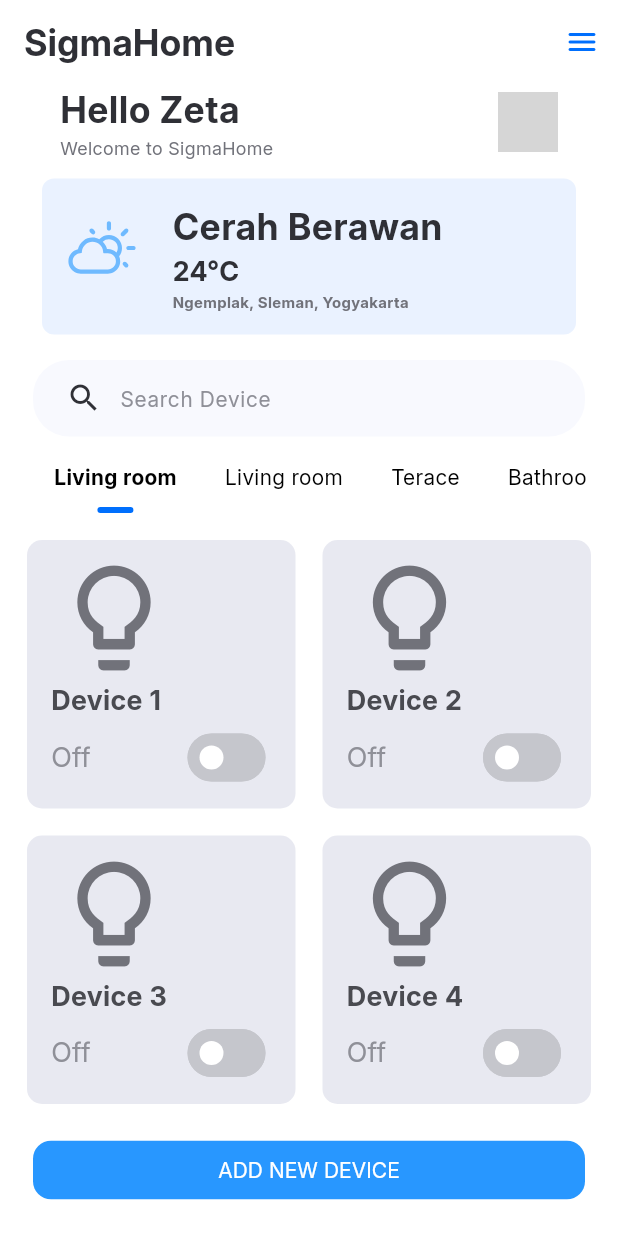
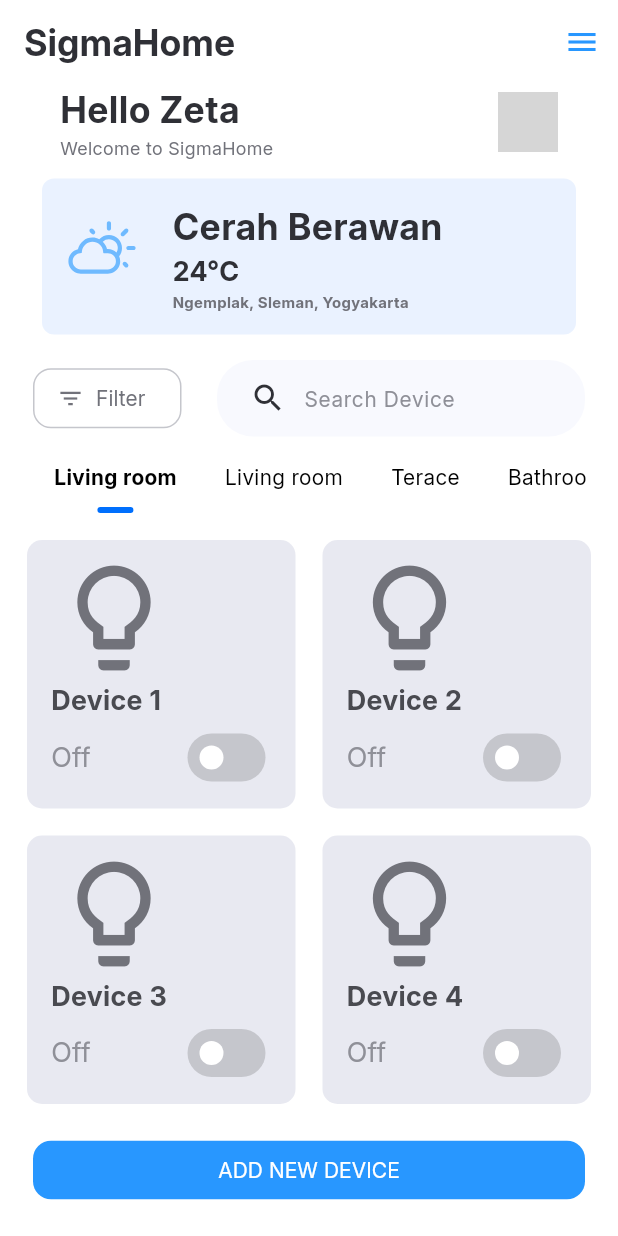
Before and after one commit to Ariyalex/SigmaHome, a Flutter app: the screen it shows after launch, on a phone screen of 412 x 824 dp. Run offline on Flutter 3.47's test engine with Material 3 defaults, Android fonts, the phone set to English and light mode, and no system bars; our stand-ins replace firebase_core, firebase_database, font_awesome_flutter, get, modal_bottom_sheet, weather_icons; accounts and stored records are empty; generated files the repository leaves out were written again; grey boxes are pictures that could not be loaded.

Commit message:
menambahkan drawer untuk edit profile dan bottom modal untuk filter

```diff
--- a/lib/src/screens/home_screen.dart
+++ b/lib/src/screens/home_screen.dart
@@ -3,7 +3,9 @@ import 'package:get/get.dart';
 import 'package:sigma_home/src/providers/button_provider.dart';
 import 'package:sigma_home/src/theme/theme.dart';
 import 'package:sigma_home/src/widgets/device.dart';
+import 'package:sigma_home/src/widgets/edit_profile.dart';
 import 'package:sigma_home/src/widgets/fill_button.dart';
+import 'package:sigma_home/src/widgets/filter_button.dart';
 import 'package:sigma_home/src/widgets/room.dart';
 import 'package:sigma_home/src/widgets/search.dart';
 import 'package:weather_icons/weather_icons.dart';
@@ -33,19 +35,72 @@ class HomeScreen extends StatelessWidget {
     final mediaQueryHeight = MediaQuery.of(context).size.height;
 
     return Scaffold(
+      resizeToAvoidBottomInset: false,
       appBar: AppBar(
         scrolledUnderElevation: 0,
-        backgroundColor: Colors.transparent,
         title: const Text(
           'SigmaHome',
           style: AppTheme.h1,
         ),
         actions: [
-          IconButton(
-            onPressed: () {},
+          Builder(
+            builder: (context) => PopupMenuButton<String>(
               icon: const Icon(
-              Icons.menu_rounded,
-              color: AppTheme.primaryColor,
+                Icons.menu,
+                color: AppTheme.iconColor,
+              ), // Burger Icon
+              onSelected: (value) {
+                if (value == "device") {
+                  // Get.toNamed(RouteNamed.guideGeneral);
+                } else if (value == "profile") {
+                  // _logout(context);
+                } else if (value == "about") {
+                  // clearAllData(context);
+                } else if (value == "logout") {
+                  //masukkan di sini
+                }
+              },
+
+              position: PopupMenuPosition.under,
+              itemBuilder: (BuildContext context) => [
+                const PopupMenuItem<String>(
+                  value: "device",
+                  child: ListTile(
+                    leading: Icon(
+                      Icons.add,
+                      color: AppTheme.iconColor,
+                    ),
+                    title: Text("Add Device"),
+                  ),
+                ),
+                const PopupMenuItem<String>(
+                  value: "profile",
+                  child: EditProfile(),
+                ),
+                const PopupMenuItem<String>(
+                  value: "about",
+                  child: ListTile(
+                    leading: Icon(
+                      Icons.info_outline,
+                      color: AppTheme.iconColor,
+                    ),
+                    title: Text("About"),
+                  ),
+                ),
+                const PopupMenuItem<String>(
+                  value: "logout",
+                  child: ListTile(
+                    leading: Icon(
+                      Icons.logout,
+                      color: AppTheme.errorColor,
+                    ),
+                    title: Text(
+                      "Log out",
+                      style: TextStyle(color: AppTheme.errorColor),
+                    ),
+                  ),
+                ),
+              ],
             ),
           ),
         ],
@@ -133,11 +188,20 @@ class HomeScreen extends StatelessWidget {
             ),
             Padding(
               padding: const EdgeInsets.symmetric(vertical: 5, horizontal: 22),
+              child: Row(
+                mainAxisAlignment: MainAxisAlignment.spaceBetween,
+                children: [
+                  Flexible(flex: 3, child: FilterButton()),
+                  Flexible(
+                    flex: 6,
                     child: Search(
                       icon: Icon(Icons.search),
                       hint: "Search Device",
                       textController: searchC,
                       onPressed: () {},
+                    ),
+                  ),
+                ],
               ),
             ),
             Container(
--- a/lib/src/widgets/device.dart
+++ b/lib/src/widgets/device.dart
@@ -1,5 +1,6 @@
 import 'package:flutter/material.dart';
 import 'package:sigma_home/src/theme/theme.dart';
+import 'package:sigma_home/src/widgets/my_switch.dart';
 
 class Device extends StatefulWidget {
   final bool isOn;
@@ -59,17 +60,16 @@ class _DeviceState extends State<Device> {
                       style: AppTheme.bodyXL
                           .copyWith(color: AppTheme.secondaryColor),
                     ),
-                    Switch(
-                        value: _isOn,
-                        activeTrackColor: AppTheme.secondaryColor,
-                        activeColor: Colors.white,
-                        inactiveTrackColor: const Color(0xffC5C6CC),
-                        inactiveThumbColor: Colors.white,
-                        trackOutlineColor:
-                            WidgetStateProperty.all(AppTheme.secondaryColor),
-                        onChanged: (value) => setState(() {
-                              _isOn = value;
-                            }))
+                    Myswitch(
+                      isOn: _isOn,
+                      onChanged: (value) {
+                        setState(
+                          () {
+                            _isOn = value;
+                          },
+                        );
+                      },
+                    )
                   ],
                 )
               ],
@@ -105,19 +105,15 @@ class _DeviceState extends State<Device> {
                       style: AppTheme.bodyXL
                           .copyWith(color: AppTheme.defaultTextColor),
                     ),
-                    Switch(
-                      value: _isOn,
-                      inactiveTrackColor: const Color(0xffC5C6CC),
-                      inactiveThumbColor: Colors.white,
-                      activeTrackColor: AppTheme.secondaryColor,
-                      activeColor: Colors.white,
-                      trackOutlineColor:
-                          WidgetStateProperty.all(const Color(0xffC5C6CC)),
-                      onChanged: (value) => setState(
-                        () {
-                          _isOn = value;
-                        },
-                      ),
+                    Myswitch(
+                      isOn: _isOn,
+                      onChanged: (value) {
+                        setState(
+                          () {
+                            _isOn = value;
+                          },
+                        );
+                      },
                     )
                   ],
                 )
--- /dev/null
+++ b/lib/src/widgets/filter_button.dart
@@ -0,0 +1,38 @@
+import 'package:flutter/material.dart';
+import 'package:sigma_home/src/theme/theme.dart';
+import 'package:sigma_home/src/widgets/filter_modal.dart';
+import 'package:modal_bottom_sheet/modal_bottom_sheet.dart';
+
+class FilterButton extends StatelessWidget {
+  const FilterButton({super.key});
+
+  @override
+  Widget build(BuildContext context) {
+    return OutlinedButton.icon(
+      onPressed: () => showMaterialModalBottomSheet(
+        context: context,
+        builder: (context) => FilterModal(),
+      ),
+      label: Text("Filter"),
+      icon: Icon(
+        Icons.filter_list,
+      ),
+      style: ButtonStyle(
+        overlayColor:
+            WidgetStatePropertyAll(Colors.grey.withValues(alpha: 0.2)),
+        foregroundColor: WidgetStatePropertyAll(AppTheme.onDefaultColor),
+        side: WidgetStateProperty.all(
+          const BorderSide(
+            color: Color(0xffC5C6CC),
+            width: 1,
+          ),
+        ),
+        shape: WidgetStateProperty.all(
+          RoundedRectangleBorder(
+            borderRadius: BorderRadius.circular(12),
+          ),
+        ),
+      ),
+    );
+  }
+}
--- /dev/null
+++ b/lib/src/widgets/my_switch.dart
@@ -0,0 +1,47 @@
+import 'package:flutter/material.dart';
+import 'package:sigma_home/src/theme/theme.dart';
+
+class Myswitch extends StatefulWidget {
+  final bool isOn;
+  final ValueChanged<bool> onChanged;
+  const Myswitch({super.key, required this.isOn, required this.onChanged});
+
+  @override
+  State<Myswitch> createState() => _MyswitchState();
+}
+
+class _MyswitchState extends State<Myswitch> {
+  late bool isOn;
+
+  @override
+  void initState() {
+    super.initState();
+    isOn = widget.isOn;
+  }
+
+  @override
+  void didUpdateWidget(Myswitch oldWidget) {
+    super.didUpdateWidget(oldWidget);
+    if (oldWidget.isOn != widget.isOn) {
+      isOn = widget.isOn;
+    }
+  }
+
+  @override
+  Widget build(BuildContext context) {
+    return Switch(
+      value: isOn,
+      activeTrackColor: AppTheme.secondaryColor,
+      activeColor: Colors.white,
+      inactiveTrackColor: const Color(0xffC5C6CC),
+      inactiveThumbColor: Colors.white,
+      trackOutlineColor: WidgetStateProperty.all(Colors.transparent),
+      onChanged: (value) {
+        setState(() {
+          isOn = value;
+        });
+        widget.onChanged(value);
+      },
+    );
+  }
+}
--- a/lib/src/widgets/search.dart
+++ b/lib/src/widgets/search.dart
@@ -32,6 +32,8 @@ class Search extends StatelessWidget {
           ),
           Expanded(
             child: TextField(
+              autofocus: false,
+              focusNode: FocusNode(),
               controller: textController,
               decoration: InputDecoration(
                 hintText: hint,
--- a/lib/src/widgets/text_field.dart
+++ b/lib/src/widgets/text_field.dart
@@ -32,6 +32,7 @@ class _AuthTextFieldState extends State<AuthTextField> {
   Widget build(BuildContext context) {
     return Flexible(
       child: Column(
+        mainAxisSize: MainAxisSize.min,
         children: [
           SizedBox(
             width: double.infinity,
--- a/pubspec.yaml
+++ b/pubspec.yaml
@@ -16,6 +16,7 @@ dependencies:
     sdk: flutter
   font_awesome_flutter: ^10.8.0
   get: ^4.7.2
+  modal_bottom_sheet: ^3.0.0
   weather_icons: ^3.0.0
 
 dev_dependencies:
```
Also changed, not shown: lib/src/widgets/edit_profile.dart (added, +167 -0 lines), lib/src/widgets/filter_modal.dart (added, +172 -0 lines), pubspec.lock. Lines whose indentation alone changed are shown as unchanged.
